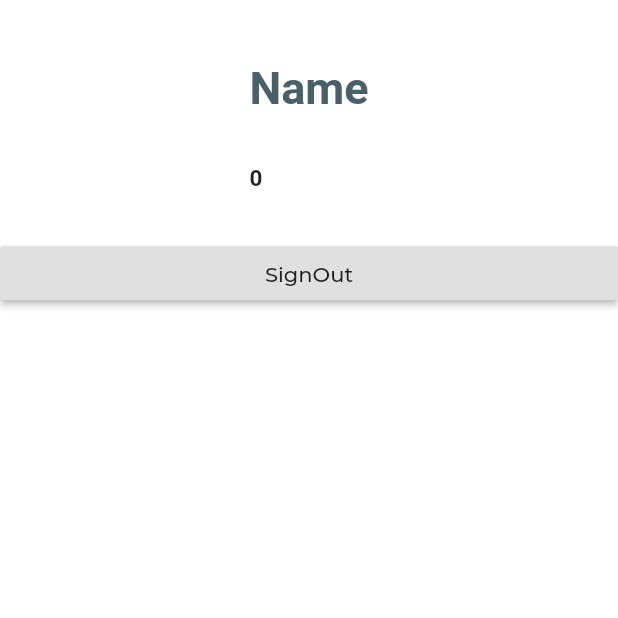
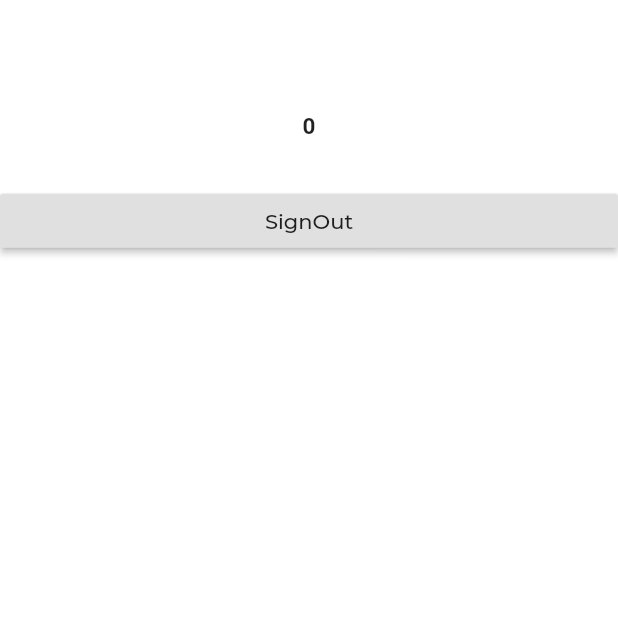
Before and after one commit to muhnee/muhnee_app, a Flutter app: the ProfilePage screen opened directly, on a phone screen of 412 x 824 dp, the top half of it. Run offline on Flutter 3.47's test engine with Material 2 defaults, Android fonts, the phone set to English and light mode, and no system bars; our stand-ins replace awesome_dialog, cloud_firestore, cloud_functions, firebase_auth, flutter_spinkit, google_fonts and 1 more; accounts and stored records are empty; Roboto replaces fonts that are missing (SFPro).

Commit message:
no main text elem

```diff
--- a/lib/pages/Home/ProfilePage.dart
+++ b/lib/pages/Home/ProfilePage.dart
@@ -129,6 +129,12 @@ class ProfileImgFuture extends StatelessWidget {
 class ProfileDescriptions extends StatelessWidget {
   @override
   Widget build(BuildContext context) {
+
+        final Shader linearGradientPurple = LinearGradient(
+      colors: <Color>[Color(0xff8e91f3), Color(0xff9D78F3)],
+    ).createShader(Rect.fromLTWH(0.0, 0.0, 200.0, 70.0));
+
+
     return FutureBuilder<dynamic>(
       future: getDescriptions, // a previously-obtained Future<String> or null
       builder: (BuildContext context, AsyncSnapshot<dynamic> snapshot) {
@@ -142,8 +148,7 @@ class ProfileDescriptions extends StatelessWidget {
                 SizedBox(
                   height: SizeConfig.blockSizeVertical * 5,
                 ),
-                TextElementMain(
-                  text: "Name"),
+
                 TextElement(
                   text: snapshot.data["displayName"],
 
@@ -216,27 +221,3 @@ class TextElement extends StatelessWidget {
     );
   }
 }
-
-class TextElementMain extends StatelessWidget {
-  var text;
-  TextElementMain({@required this.text});
-
-  @override
-  Widget build(BuildContext context) {
-    return Padding(
-      padding: EdgeInsets.symmetric(
-        horizontal: SizeConfig.blockSizeHorizontal * 5,
-      ),
-      child: Text(
-        text,
-        style: TextStyle(
-          fontSize: 30.0,
-          fontFamily: "SFPro",
-          fontWeight: FontWeight.bold,
-          color: Color(0xff496068),
-          //foreground: Paint()..shader = linearGradientPurple
-        ),
-      ),
-    );
-  }
-}
```
